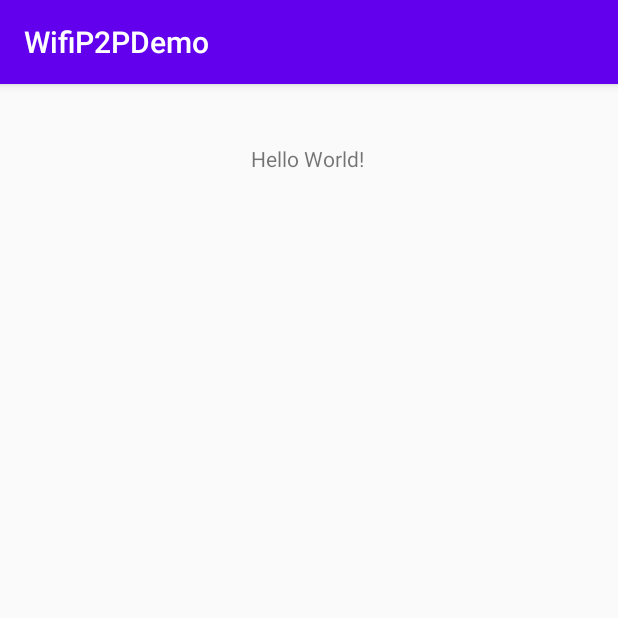
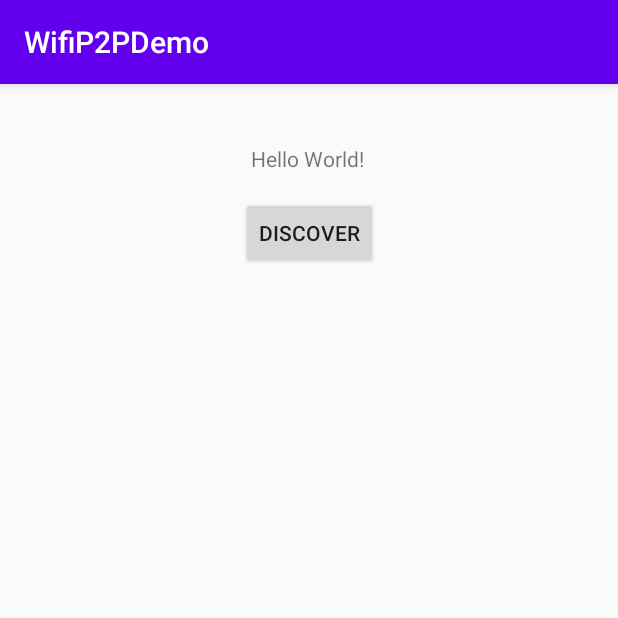
Before and after one commit to yemreak/WiFiP2PDemo, an Android app: the screen it shows after launch (WifiP2pActivity), on a phone screen of 412 x 824 dp, the top half of it. Run offline under Robolectric (Android 15) with nearby library versions, the phone set to English and light mode, and no system bars.

```diff
--- a/app/src/main/java/com/yemreak/wifip2pdemo/WifiP2PBroadcastReceiver.kt
+++ b/app/src/main/java/com/yemreak/wifip2pdemo/WifiP2PBroadcastReceiver.kt
@@ -1,5 +1,6 @@
 package com.yemreak.wifip2pdemo
 
+import android.annotation.SuppressLint
 import android.content.BroadcastReceiver
 import android.content.Context
 import android.content.Intent
@@ -41,8 +42,11 @@ class WifiP2PBroadcastReceiver(
 		}
 	}
 
-	private fun onPeerChanged(): Unit {
+	@SuppressLint("MissingPermission")
+    private fun onPeerChanged(): Unit {
 		Log.d(TAG, "onPeerChanged: ")
+
+        manager.requestPeers(channel, wifiP2pActivity::onPeerAvailable)
 	}
 
 	private fun onConnectionChanged(): Unit {
--- a/app/src/main/res/layout/activity_wifip2p.xml
+++ b/app/src/main/res/layout/activity_wifip2p.xml
@@ -18,4 +18,15 @@
         app:layout_constraintTop_toTopOf="parent"
         app:layout_constraintVertical_bias="0.053" />
 
+    <Button
+        android:id="@+id/btnDiscover"
+        android:layout_width="wrap_content"
+        android:layout_height="wrap_content"
+        android:layout_marginTop="16dp"
+        android:text="Discover"
+        android:onClick="onDiscoverButtonClicked"
+        app:layout_constraintEnd_toEndOf="parent"
+        app:layout_constraintStart_toStartOf="parent"
+        app:layout_constraintTop_toBottomOf="@+id/tvP2pStatus" />
+
 </androidx.constraintlayout.widget.ConstraintLayout>
```
Also changed, not shown: app/src/main/java/com/yemreak/wifip2pdemo/WifiP2pActivity.kt (+59 -2 lines).
